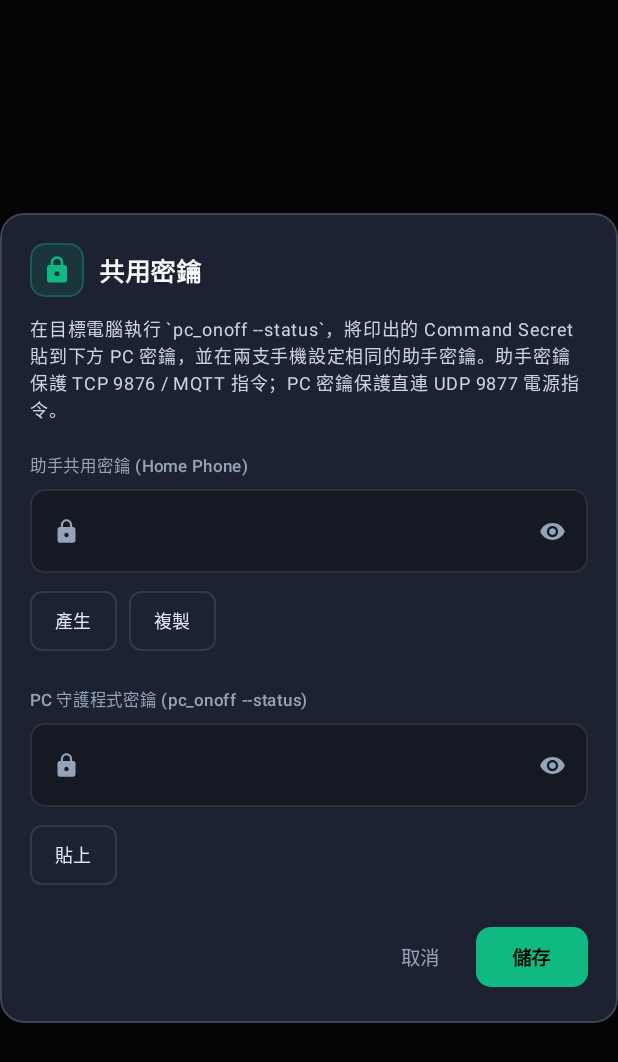
After one commit to pinchiu/wake-on-lan-for-android, an Android app built with Jetpack Compose: the composable SecuritySettingsDialog shown on its own in the app's theme, on a phone screen of 412 x 824 dp. The commit adds this screen. Shown: the top 1062 px of the screen. Run offline under Robolectric (Android 15) with nearby library versions, the phone set to English and light mode, and no system bars.

Commit message:
feat(remote-phone): sign TCP, MQTT and direct UDP commands

```diff
--- a/wakeonwanremotephone/app/src/main/AndroidManifest.xml
+++ b/wakeonwanremotephone/app/src/main/AndroidManifest.xml
@@ -44,7 +44,6 @@
             android:exported="true">
             <intent-filter>
                 <action android:name="android.appwidget.action.APPWIDGET_UPDATE" />
-                <action android:name="com.example.wakeonwanremotephone.ACTION_REMOTE_WAKE" />
             </intent-filter>
             <meta-data
                 android:name="android.appwidget.provider"
--- /dev/null
+++ b/wakeonwanremotephone/app/src/main/java/com/example/wakeonwanremotephone/SecuritySettings.kt
@@ -0,0 +1,41 @@
+package com.example.wakeonwanremotephone
+
+import android.content.Context
+import android.content.SharedPreferences
+
+/**
+ * Small SharedPreferences helper for the two shared command secrets.
+ *
+ * Both start empty. The helper secret is shared with the Home Phone (TCP 9876
+ * and MQTT command topic); the PC secret must match the `pc_onoff` daemon and
+ * protects direct UDP 9877 power commands.
+ */
+class SecuritySettings(context: Context) {
+
+    private val prefs: SharedPreferences =
+        context.applicationContext.getSharedPreferences(PREFS_NAME, Context.MODE_PRIVATE)
+
+    companion object {
+        const val PREFS_NAME = "security_settings"
+        const val KEY_HELPER_SECRET = "helper_secret"
+        const val KEY_PC_SECRET = "pc_secret"
+    }
+
+    fun getHelperSecret(): String = prefs.getString(KEY_HELPER_SECRET, "").orEmpty()
+
+    fun setHelperSecret(secret: String) {
+        prefs.edit().putString(KEY_HELPER_SECRET, secret.trim()).apply()
+    }
+
+    fun generateHelperSecret(): String {
+        val secret = CommandAuth.generateSecret()
+        setHelperSecret(secret)
+        return secret
+    }
+
+    fun getPcSecret(): String = prefs.getString(KEY_PC_SECRET, "").orEmpty()
+
+    fun setPcSecret(secret: String) {
+        prefs.edit().putString(KEY_PC_SECRET, secret.trim()).apply()
+    }
+}
--- /dev/null
+++ b/wakeonwanremotephone/app/src/main/java/com/example/wakeonwanremotephone/SecuritySettingsDialog.kt
@@ -0,0 +1,292 @@
+package com.example.wakeonwanremotephone
+
+import android.widget.Toast
+import androidx.compose.foundation.BorderStroke
+import androidx.compose.foundation.background
+import androidx.compose.foundation.border
+import androidx.compose.foundation.layout.*
+import androidx.compose.foundation.rememberScrollState
+import androidx.compose.foundation.shape.RoundedCornerShape
+import androidx.compose.foundation.text.KeyboardOptions
+import androidx.compose.foundation.verticalScroll
+import androidx.compose.material.icons.Icons
+import androidx.compose.material.icons.filled.Lock
+import androidx.compose.material.icons.filled.Visibility
+import androidx.compose.material.icons.filled.VisibilityOff
+import androidx.compose.material3.*
+import androidx.compose.runtime.*
+import androidx.compose.ui.Alignment
+import androidx.compose.ui.Modifier
+import androidx.compose.ui.draw.clip
+import androidx.compose.ui.graphics.Color
+import androidx.compose.ui.platform.LocalClipboardManager
+import androidx.compose.ui.platform.LocalContext
+import androidx.compose.ui.res.stringResource
+import androidx.compose.ui.text.AnnotatedString
+import androidx.compose.ui.text.font.FontFamily
+import androidx.compose.ui.text.font.FontWeight
+import androidx.compose.ui.text.input.KeyboardType
+import androidx.compose.ui.text.input.PasswordVisualTransformation
+import androidx.compose.ui.text.input.VisualTransformation
+import androidx.compose.ui.unit.dp
+import androidx.compose.ui.unit.sp
+import androidx.compose.ui.window.Dialog
+import com.example.wakeonwanremotephone.ui.theme.*
+
+/**
+ * "Shared secrets" setup dialog.
+ *
+ * The helper secret is shared with the Home Phone; the PC secret is the
+ * `pc_onoff --status` Command Secret used for direct UDP 9877 power commands.
+ */
+@Composable
+fun SecuritySettingsDialog(onDismiss: () -> Unit) {
+    val context = LocalContext.current
+    val clipboardManager = LocalClipboardManager.current
+    val securitySettings = remember { SecuritySettings(context) }
+
+    var helperSecret by remember { mutableStateOf(securitySettings.getHelperSecret()) }
+    var pcSecret by remember { mutableStateOf(securitySettings.getPcSecret()) }
+    var helperVisible by remember { mutableStateOf(false) }
+    var pcVisible by remember { mutableStateOf(false) }
+
+    Dialog(onDismissRequest = onDismiss) {
+        Surface(
+            modifier = Modifier
+                .fillMaxWidth()
+                .clip(RoundedCornerShape(16.dp))
+                .border(1.dp, BorderStandard, RoundedCornerShape(16.dp)),
+            color = DarkSurfaceElevated,
+            tonalElevation = 8.dp
+        ) {
+            Column(
+                modifier = Modifier
+                    .fillMaxWidth()
+                    .padding(20.dp)
+                    .verticalScroll(rememberScrollState())
+            ) {
+                Row(verticalAlignment = Alignment.CenterVertically) {
+                    Box(
+                        modifier = Modifier
+                            .size(36.dp)
+                            .background(AccentEmeraldDim, RoundedCornerShape(10.dp))
+                            .border(1.dp, AccentEmeraldBorder, RoundedCornerShape(10.dp)),
+                        contentAlignment = Alignment.Center
+                    ) {
+                        Icon(
+                            imageVector = Icons.Default.Lock,
+                            contentDescription = null,
+                            tint = AccentEmerald,
+                            modifier = Modifier.size(20.dp)
+                        )
+                    }
+                    Spacer(modifier = Modifier.width(10.dp))
+                    Text(
+                        text = stringResource(R.string.security_title),
+                        color = Slate50,
+                        fontSize = 17.sp,
+                        fontWeight = FontWeight.Bold
+                    )
+                }
+
+                Spacer(modifier = Modifier.height(12.dp))
+
+                Text(
+                    text = stringResource(R.string.security_description),
+                    color = Slate300,
+                    fontSize = 12.sp,
+                    lineHeight = 18.sp
+                )
+
+                Spacer(modifier = Modifier.height(16.dp))
+
+                SecretField(
+                    label = stringResource(R.string.helper_secret_label),
+                    value = helperSecret,
+                    onValueChange = { helperSecret = it },
+                    visible = helperVisible,
+                    onToggleVisibility = { helperVisible = !helperVisible }
+                )
+
+                Spacer(modifier = Modifier.height(8.dp))
+
+                Row(horizontalArrangement = Arrangement.spacedBy(8.dp)) {
+                    SmallActionButton(
+                        text = stringResource(R.string.generate_secret),
+                        onClick = {
+                            helperSecret = securitySettings.generateHelperSecret()
+                            helperVisible = true
+                            Toast.makeText(
+                                context,
+                                context.getString(R.string.secret_generated),
+                                Toast.LENGTH_SHORT
+                            ).show()
+                        }
+                    )
+                    SmallActionButton(
+                        text = stringResource(R.string.copy_secret),
+                        onClick = {
+                            if (helperSecret.isBlank()) {
+                                Toast.makeText(
+                                    context,
+                                    context.getString(R.string.secret_empty),
+                                    Toast.LENGTH_SHORT
+                                ).show()
+                            } else {
+                                clipboardManager.setText(AnnotatedString(helperSecret))
+                                Toast.makeText(
+                                    context,
+                                    context.getString(R.string.secret_copied),
+                                    Toast.LENGTH_SHORT
+                                ).show()
+                            }
+                        }
+                    )
+                }
+
+                Spacer(modifier = Modifier.height(16.dp))
+
+                SecretField(
+                    label = stringResource(R.string.pc_secret_label),
+                    value = pcSecret,
+                    onValueChange = { pcSecret = it },
+                    visible = pcVisible,
+                    onToggleVisibility = { pcVisible = !pcVisible }
+                )
+
+                Spacer(modifier = Modifier.height(8.dp))
+
+                SmallActionButton(
+                    text = stringResource(R.string.paste_secret),
+                    onClick = {
+                        val pasted = clipboardManager.getText()?.text?.trim().orEmpty()
+                        if (pasted.isBlank()) {
+                            Toast.makeText(
+                                context,
+                                context.getString(R.string.clipboard_empty),
+                                Toast.LENGTH_SHORT
+                            ).show()
+                        } else {
+                            pcSecret = pasted
+                            pcVisible = true
+                            Toast.makeText(
+                                context,
+                                context.getString(R.string.secret_pasted),
+                                Toast.LENGTH_SHORT
+                            ).show()
+                        }
+                    }
+                )
+
+                Spacer(modifier = Modifier.height(20.dp))
+
+                Row(
+                    modifier = Modifier.fillMaxWidth(),
+                    horizontalArrangement = Arrangement.End,
+                    verticalAlignment = Alignment.CenterVertically
+                ) {
+                    TextButton(onClick = onDismiss) {
+                        Text(stringResource(R.string.cancel), color = Slate400, fontSize = 13.sp)
+                    }
+                    Spacer(modifier = Modifier.width(8.dp))
+                    Button(
+                        onClick = {
+                            securitySettings.setHelperSecret(helperSecret)
+                            securitySettings.setPcSecret(pcSecret)
+                            Toast.makeText(
+                                context,
+                                context.getString(R.string.secrets_saved),
+                                Toast.LENGTH_SHORT
+                            ).show()
+                            onDismiss()
+                        },
+                        colors = ButtonDefaults.buttonColors(containerColor = AccentEmerald),
+                        shape = RoundedCornerShape(10.dp)
+                    ) {
+                        Text(
+                            text = stringResource(R.string.save),
+                            color = Color.Black,
+                            fontWeight = FontWeight.Bold,
+                            fontSize = 13.sp
+                        )
+                    }
+                }
+            }
+        }
+    }
+}
+
+@Composable
+private fun SecretField(
+    label: String,
+    value: String,
+    onValueChange: (String) -> Unit,
+    visible: Boolean,
+    onToggleVisibility: () -> Unit
+) {
+    Column {
+        Text(
+            text = label,
+            fontSize = 11.sp,
+            color = Slate400,
+            fontWeight = FontWeight.Medium,
+            modifier = Modifier.padding(bottom = 4.dp)
+        )
+        OutlinedTextField(
+            value = value,
+            onValueChange = onValueChange,
+            leadingIcon = {
+                Icon(
+                    imageVector = Icons.Default.Lock,
+                    contentDescription = null,
+                    tint = Slate400,
+                    modifier = Modifier.size(18.dp)
+                )
+            },
+            trailingIcon = {
+                IconButton(onClick = onToggleVisibility, modifier = Modifier.size(36.dp)) {
+                    Icon(
+                        imageVector = if (visible) Icons.Default.VisibilityOff else Icons.Default.Visibility,
+                        contentDescription = stringResource(
+                            if (visible) R.string.hide_secret else R.string.show_secret
+                        ),
+                        tint = Slate400,
+                        modifier = Modifier.size(18.dp)
+                    )
+                }
+            },
+            colors = OutlinedTextFieldDefaults.colors(
+                focusedBorderColor = AccentEmerald,
+                unfocusedBorderColor = BorderSubtle,
+                focusedTextColor = Slate50,
+                unfocusedTextColor = Slate50,
+                cursorColor = AccentEmerald,
+                focusedContainerColor = DarkSurface,
+                unfocusedContainerColor = DarkSurface
+            ),
+            singleLine = true,
+            keyboardOptions = KeyboardOptions(keyboardType = KeyboardType.Password),
+            visualTransformation = if (visible) {
+                VisualTransformation.None
+            } else {
+                PasswordVisualTransformation()
+            },
+            textStyle = MaterialTheme.typography.bodyMedium.copy(fontFamily = FontFamily.Monospace),
+            shape = RoundedCornerShape(10.dp),
+            modifier = Modifier.fillMaxWidth()
+        )
+    }
+}
+
+@Composable
+private fun SmallActionButton(text: String, onClick: () -> Unit) {
+    OutlinedButton(
+        onClick = onClick,
+        border = BorderStroke(1.dp, BorderSubtle),
+        colors = ButtonDefaults.outlinedButtonColors(contentColor = Slate200),
+        shape = RoundedCornerShape(8.dp),
+        contentPadding = PaddingValues(horizontal = 12.dp, vertical = 6.dp)
+    ) {
+        Text(text = text, fontSize = 12.sp, fontWeight = FontWeight.Medium)
+    }
+}
--- a/wakeonwanremotephone/app/src/main/res/values/strings.xml
+++ b/wakeonwanremotephone/app/src/main/res/values/strings.xml
@@ -80,11 +80,31 @@
     <string name="confirm_action_message">即將向目標電腦「%1$s」(%2$s:9877) 發送 UDP 控制封包。請確保電腦已儲存未完成的工作。</string>
     <string name="confirm_execute">確認執行</string>
 
+    <!-- Shared secrets -->
+    <string name="security_title">共用密鑰</string>
+    <string name="security_description">在目標電腦執行 `pc_onoff --status`，將印出的 Command Secret 貼到下方 PC 密鑰，並在兩支手機設定相同的助手密鑰。助手密鑰保護 TCP 9876 / MQTT 指令；PC 密鑰保護直連 UDP 9877 電源指令。</string>
+    <string name="helper_secret_label">助手共用密鑰 (Home Phone)</string>
+    <string name="pc_secret_label">PC 守護程式密鑰 (pc_onoff --status)</string>
+    <string name="generate_secret">產生</string>
+    <string name="copy_secret">複製</string>
+    <string name="paste_secret">貼上</string>
+    <string name="show_secret">顯示密鑰</string>
+    <string name="hide_secret">隱藏密鑰</string>
+    <string name="secret_generated">已產生助手密鑰</string>
+    <string name="secret_copied">已複製助手密鑰</string>
+    <string name="secret_pasted">已貼上 PC 密鑰</string>
+    <string name="secret_empty">密鑰為空</string>
+    <string name="clipboard_empty">剪貼簿沒有可用文字</string>
+    <string name="secrets_saved">密鑰已儲存</string>
+    <string name="error_helper_secret_missing">尚未設定助手共用密鑰</string>
+    <string name="error_pc_secret_missing">尚未設定 PC 密鑰</string>
+
     <!-- Widget -->
     <string name="widget_remote_device_title">%1$s 開機</string>
     <string name="widget_remote_target_mac">目標: %1$s</string>
     <string name="widget_no_target_toast">尚未設定目標電腦，請先開啟 App 設定</string>
     <string name="widget_no_helper_ipv6">尚未設定 Helper IPv6 地址</string>
+    <string name="widget_helper_secret_missing">尚未設定助手密鑰，請開啟 App 的共用密鑰設定</string>
     <string name="widget_sent_status">已發送 %1$s (%2$s)</string>
     <string name="widget_wake_sent_toast">已發送喚醒至 %1$s: %2$s</string>
     <string name="widget_send_failed">發送失敗: %1$s</string>
```
Also changed, not shown: wakeonwanremotephone/app/src/main/java/com/example/wakeonwanremotephone/CommandAuth.kt (added, +228 -0 lines), wakeonwanremotephone/app/src/main/java/com/example/wakeonwanremotephone/MainActivity.kt (+37 -2 lines), wakeonwanremotephone/app/src/main/java/com/example/wakeonwanremotephone/RemoteNetworkUtil.kt (+47 -6 lines), wakeonwanremotephone/app/src/main/java/com/example/wakeonwanremotephone/RemoteWakeWidgetProvider.kt (+43 -1 lines), 3 other files.
